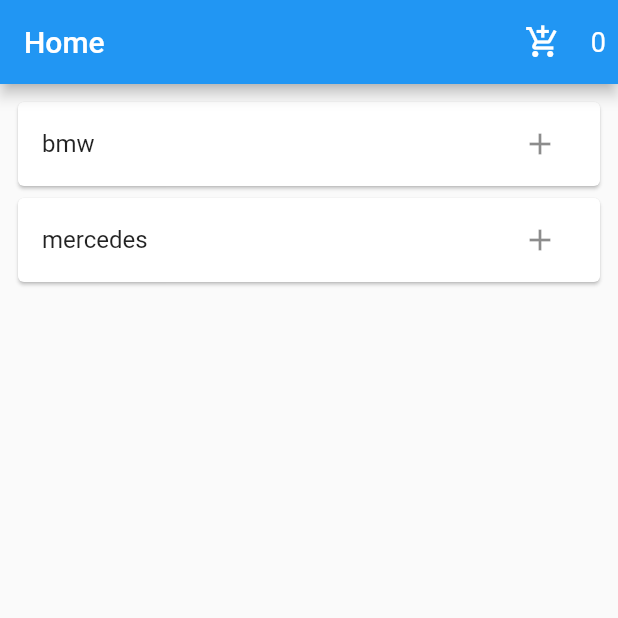
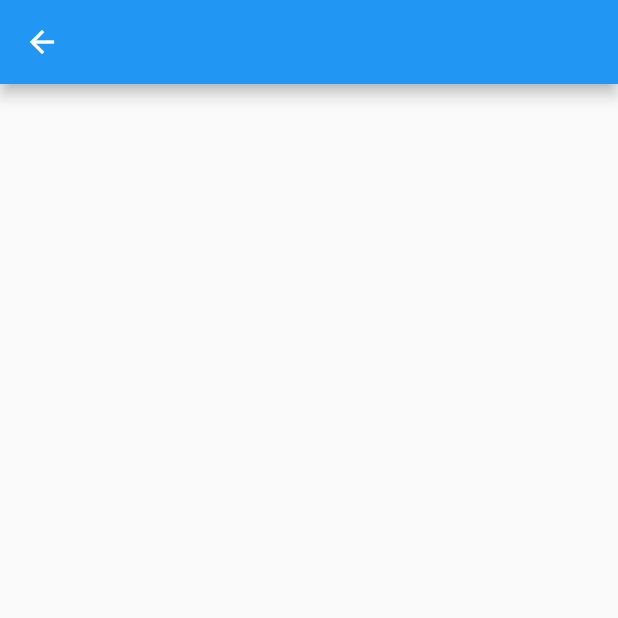
Before and after one commit to HamadaAllipy/implement_provider, a Flutter app: the screen it shows after launch, after a tap on the "add shopping cart" icon, on a phone screen of 412 x 824 dp, the top half of it. Run offline on Flutter 3.47's test engine with Material 2 defaults, Android fonts, the phone set to English and light mode, and no system bars.

Commit message:
add_example_part2

```diff
--- /dev/null
+++ b/lib/example/presentation/checkout_screen.dart
@@ -0,0 +1,38 @@
+import 'package:flutter/material.dart';
+import 'package:provider/provider.dart';
+import 'package:providerr/example/provider/product_provider.dart';
+
+class CheckOutScreen extends StatelessWidget {
+  const CheckOutScreen({Key? key}) : super(key: key);
+
+  @override
+  Widget build(BuildContext context) {
+    return Scaffold(
+      appBar: AppBar(),
+      body: Consumer<ProductProvider>(
+        builder: (context, provider, child){
+          return ListView.builder(
+            itemCount: provider.getProductsSelected.length,
+            itemBuilder: (_, index) => Card(
+              child: ListTile(
+                title: Text(
+                  provider.getProductsSelected[index].name,
+                ),
+                trailing: Consumer<ProductProvider>(
+                  builder: (context, provider, child){
+                    return IconButton(
+                      onPressed: (){
+                        provider.removeProduct(provider.getProductsSelected[index]);
+                      },
+                      icon: const Icon(Icons.remove,),
+                    );
+                  },
+                ),
+              ),
+            ),
+          );
+        },
+      ),
+    );
+  }
+}
--- a/lib/example/presentation/product_screen.dart
+++ b/lib/example/presentation/product_screen.dart
@@ -1,6 +1,7 @@
 import 'package:flutter/material.dart';
 import 'package:provider/provider.dart';
 import 'package:providerr/example/data/models/product_model.dart';
+import 'package:providerr/example/presentation/checkout_screen.dart';
 import 'package:providerr/example/provider/product_provider.dart';
 
 class ProductScreen extends StatefulWidget {
@@ -12,8 +13,8 @@ class ProductScreen extends StatefulWidget {
 
 class _ProductScreenState extends State<ProductScreen> {
   final List<ProductModel> products = [
-    ProductModel('bmw', 10000),
-    ProductModel('mercedes', 120000),
+    ProductModel('bmw', 50),
+    ProductModel('mercedes', 10),
   ];
 
   @override
@@ -23,7 +24,9 @@ class _ProductScreenState extends State<ProductScreen> {
         title: const Text('Home'),
         actions: [
           IconButton(
-            onPressed: () {},
+            onPressed: () {
+              Navigator.push(context, MaterialPageRoute(builder: (context) => const CheckOutScreen()));
+            },
             icon: const Icon(
               Icons.add_shopping_cart,
             ),
@@ -32,7 +35,7 @@ class _ProductScreenState extends State<ProductScreen> {
             padding: const EdgeInsets.all(8.0),
             child: Center(
               child: Text(
-                context.watch<ProductProvider>().countOfProduct.toString(),
+                context.watch<ProductProvider>().getTotal.toString(),
                 style: const TextStyle(fontSize: 18),
               ),
             ),
--- a/lib/example/provider/product_provider.dart
+++ b/lib/example/provider/product_provider.dart
@@ -4,10 +4,21 @@ import 'package:providerr/example/data/models/product_model.dart';
 class ProductProvider extends ChangeNotifier{
 
   final List<ProductModel> _products = [];
+
+  int _total = 0;
   void add(ProductModel model){
     _products.add(model);
+    _total += model.price;
     notifyListeners();
   }
 
+  int get getTotal=> _total;
   int get countOfProduct => _products.length;
+  List<ProductModel> get getProductsSelected => _products;
+
+  void removeProduct(ProductModel productsSelected) {
+    _products.remove(productsSelected);
+    _total -= productsSelected.price;
+    notifyListeners();
+  }
 }
```
